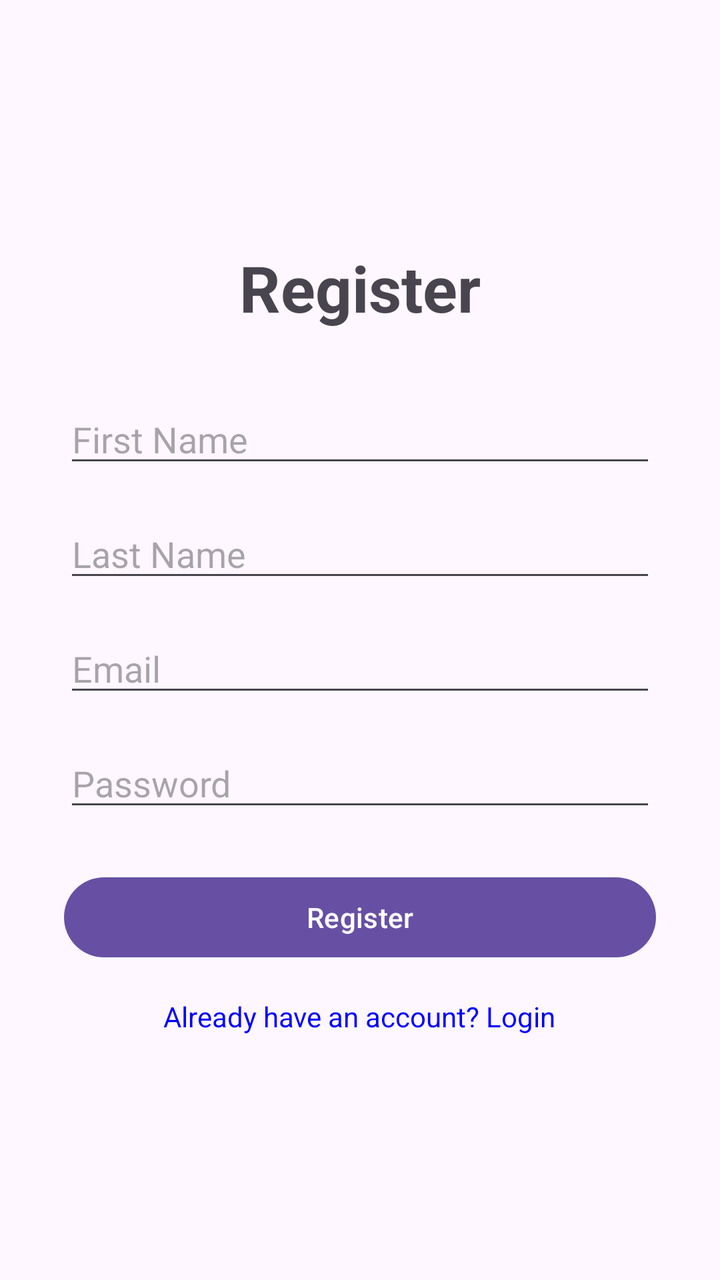
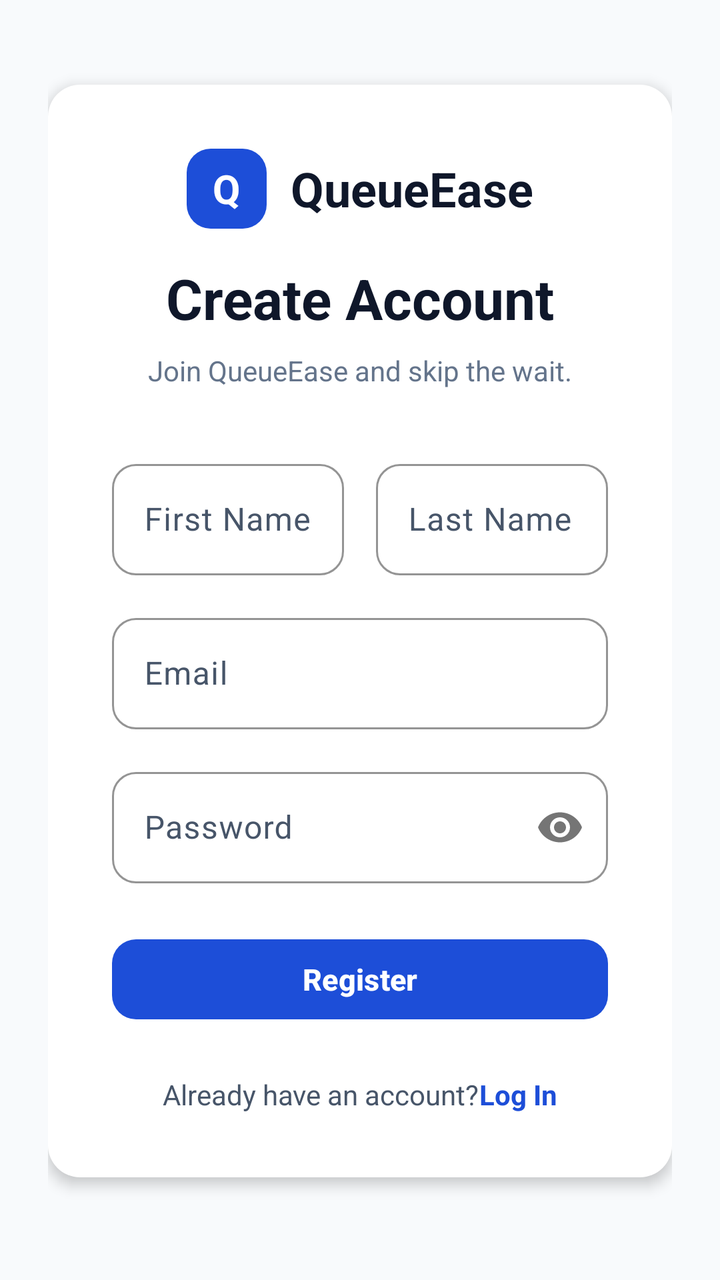

An Android layout rendered at two revisions. The XML below is the earlier revision; the diff shows what the commit changed to produce the second picture.
<!-- AndroidManifest.xml: application theme Theme.QueueEase -->
<!-- res/layout/activity_register.xml -->
<?xml version="1.0" encoding="utf-8"?>
<LinearLayout xmlns:android="http://schemas.android.com/apk/res/android"
    android:layout_width="match_parent"
    android:layout_height="match_parent"
    android:orientation="vertical"
    android:gravity="center"
    android:padding="32dp">

    <TextView
        android:layout_width="wrap_content"
        android:layout_height="wrap_content"
        android:text="Register"
        android:textSize="32sp"
        android:textStyle="bold"
        android:layout_marginBottom="32dp"/>

    <EditText
        android:id="@+id/etFirstName"
        android:layout_width="match_parent"
        android:layout_height="wrap_content"
        android:hint="First Name"
        android:inputType="textPersonName"
        android:layout_marginBottom="16dp"/>

    <EditText
        android:id="@+id/etLastName"
        android:layout_width="match_parent"
        android:layout_height="wrap_content"
        android:hint="Last Name"
        android:inputType="textPersonName"
        android:layout_marginBottom="16dp"/>

    <EditText
        android:id="@+id/etEmail"
        android:layout_width="match_parent"
        android:layout_height="wrap_content"
        android:hint="Email"
        android:inputType="textEmailAddress"
        android:layout_marginBottom="16dp"/>

    <EditText
        android:id="@+id/etPassword"
        android:layout_width="match_parent"
        android:layout_height="wrap_content"
        android:hint="Password"
        android:inputType="textPassword"
        android:layout_marginBottom="24dp"/>

    <Button
        android:id="@+id/btnRegister"
        android:layout_width="match_parent"
        android:layout_height="wrap_content"
        android:text="Register" />

    <TextView
        android:id="@+id/tvLogin"
        android:layout_width="wrap_content"
        android:layout_height="wrap_content"
        android:text="Already have an account? Login"
        android:textColor="#0000FF"
        android:layout_marginTop="16dp"
        android:clickable="true"
        android:focusable="true"/>

</LinearLayout>
<!-- resources referenced by this layout -->
<resources>
  <style name="Base.Theme.QueueEase" parent="Theme.Material3.DayNight.NoActionBar">
          
          
      </style>
  <!-- unchanged entries left out for length: 1 -->
</resources>

<!-- the commit's change to res/layout/activity_register.xml (unified diff, before → after) -->
@@ -1,65 +1,182 @@
 <?xml version="1.0" encoding="utf-8"?>
-<LinearLayout xmlns:android="http://schemas.android.com/apk/res/android"
+<androidx.constraintlayout.widget.ConstraintLayout xmlns:android="http://schemas.android.com/apk/res/android"
+    xmlns:app="http://schemas.android.com/apk/res-auto"
     android:layout_width="match_parent"
     android:layout_height="match_parent"
-    android:orientation="vertical"
-    android:gravity="center"
-    android:padding="32dp">
+    android:background="@color/gray_50"
+    android:padding="24dp">
 
-    <TextView
+    <LinearLayout
+        android:id="@+id/cardContainer"
+        android:layout_width="match_parent"
+        android:layout_height="wrap_content"
+        android:background="@drawable/bg_auth_card"
+        android:orientation="vertical"
+        android:padding="32dp"
+        android:elevation="4dp"
+        app:layout_constraintBottom_toBottomOf="parent"
+        app:layout_constraintEnd_toEndOf="parent"
+        app:layout_constraintStart_toStartOf="parent"
+        app:layout_constraintTop_toTopOf="parent"
+        app:layout_constraintVertical_bias="0.4">
+
+        <LinearLayout
+            android:layout_width="match_parent"
+            android:layout_height="wrap_content"
+            android:gravity="center"
+            android:orientation="horizontal"
+            android:layout_marginBottom="16dp">
+
+            <FrameLayout
+                android:layout_width="40dp"
+                android:layout_height="40dp"
+                android:background="@drawable/bg_button_primary"
+                android:layout_marginEnd="12dp">
+                <TextView
+                    android:layout_width="wrap_content"
+                    android:layout_height="wrap_content"
+                    android:layout_gravity="center"
+                    android:text="Q"
+                    android:textColor="@color/white"
+                    android:textSize="20sp"
+                    android:textStyle="bold" />
+            </FrameLayout>
+
+            <TextView
+                android:layout_width="wrap_content"
+                android:layout_height="wrap_content"
+                android:text="QueueEase"
+                android:textColor="@color/gray_900"
+                android:textSize="24sp"
+                android:textStyle="bold" />
+        </LinearLayout>
+
+        <TextView
+            android:layout_width="match_parent"
+            android:layout_height="wrap_content"
+            android:gravity="center"
+            android:text="@string/create_account"
+            android:textColor="@color/gray_900"
+            android:textSize="28sp"
+            android:textStyle="bold"
+            android:layout_marginBottom="8dp" />
+
+        <TextView
+            android:layout_width="match_parent"
+            android:layout_height="wrap_content"
+            android:gravity="center"
+            android:text="@string/register_subtitle"
+            android:textColor="@color/gray_500"
+            android:textSize="14sp"
+            android:layout_marginBottom="32dp" />
+
+        <LinearLayout
+            android:layout_width="match_parent"
+            android:layout_height="wrap_content"
+            android:orientation="horizontal"
+            android:baselineAligned="false"
+            android:layout_marginBottom="16dp">
+
+            <com.google.android.material.textfield.TextInputLayout
+                style="@style/QueueEase.TextInput"
+                android:layout_width="0dp"
+                android:layout_height="wrap_content"
+                android:layout_weight="1"
+                android:hint="@string/first_name"
+                android:layout_marginEnd="8dp">
+
+                <com.google.android.material.textfield.TextInputEditText
+                    android:id="@+id/etFirstName"
+                    android:layout_width="match_parent"
+                    android:layout_height="wrap_content"
+                    android:inputType="textPersonName" />
+            </com.google.android.material.textfield.TextInputLayout>
+
+            <com.google.android.material.textfield.TextInputLayout
+                style="@style/QueueEase.TextInput"
+                android:layout_width="0dp"
+                android:layout_height="wrap_content"
+                android:layout_weight="1"
+                android:hint="@string/last_name"
+                android:layout_marginStart="8dp">
+
+                <com.google.android.material.textfield.TextInputEditText
+                    android:id="@+id/etLastName"
+                    android:layout_width="match_parent"
+                    android:layout_height="wrap_content"
+                    android:inputType="textPersonName" />
+            </com.google.android.material.textfield.TextInputLayout>
+        </LinearLayout>
+
+        <com.google.android.material.textfield.TextInputLayout
+            style="@style/QueueEase.TextInput"
+            android:layout_width="match_parent"
+            android:layout_height="wrap_content"
+            android:hint="@string/email"
+            android:layout_marginBottom="16dp">
+
+            <com.google.android.material.textfield.TextInputEditText
+                android:id="@+id/etEmail"
+                android:layout_width="match_parent"
+                android:layout_height="wrap_content"
+                android:inputType="textEmailAddress" />
+        </com.google.android.material.textfield.TextInputLayout>
+
+        <com.google.android.material.textfield.TextInputLayout
+            style="@style/QueueEase.TextInput"
+            android:layout_width="match_parent"
+            android:layout_height="wrap_content"
+            android:hint="@string/password"
+            app:passwordToggleEnabled="true"
+            android:layout_marginBottom="24dp">
+
+            <com.google.android.material.textfield.TextInputEditText
+                android:id="@+id/etPassword"
+                android:layout_width="match_parent"
+                android:layout_height="wrap_content"
+                android:inputType="textPassword" />
+        </com.google.android.material.textfield.TextInputLayout>
+
+        <Button
+            android:id="@+id/btnRegister"
+            style="@style/QueueEase.Button.Primary"
+            android:layout_width="match_parent"
+            android:layout_height="wrap_content"
+            android:text="@string/register" />
+
+        <LinearLayout
+            android:layout_width="match_parent"
+            android:layout_height="wrap_content"
+            android:gravity="center"
+            android:orientation="horizontal"
+            android:layout_marginTop="24dp">
+
+            <TextView
+                android:layout_width="wrap_content"
+                android:layout_height="wrap_content"
+                android:text="@string/have_account"
+                android:textColor="@color/gray_600" />
+
+            <TextView
+                android:id="@+id/tvLogin"
+                android:layout_width="wrap_content"
+                android:layout_height="wrap_content"
+                android:text="@string/log_in"
+                android:textColor="@color/blue_600"
+                android:textStyle="bold"
+                android:clickable="true"
+                android:focusable="true" />
+        </LinearLayout>
+    </LinearLayout>
+
+    <ProgressBar
+        android:id="@+id/progressBar"
         android:layout_width="wrap_content"
         android:layout_height="wrap_content"
-        android:text="Register"
-        android:textSize="32sp"
-        android:textStyle="bold"
-        android:layout_marginBottom="32dp"/>
+        android:visibility="gone"
+        app:layout_constraintBottom_toBottomOf="parent"
+        app:layout_constraintEnd_toEndOf="parent"
+        app:layout_constraintStart_toStartOf="parent"
+        app:layout_constraintTop_toTopOf="parent" />
 
-    <EditText
-        android:id="@+id/etFirstName"
-        android:layout_width="match_parent"
-        android:layout_height="wrap_content"
-        android:hint="First Name"
-        android:inputType="textPersonName"
-        android:layout_marginBottom="16dp"/>
-
-    <EditText
-        android:id="@+id/etLastName"
-        android:layout_width="match_parent"
-        android:layout_height="wrap_content"
-        android:hint="Last Name"
-        android:inputType="textPersonName"
-        android:layout_marginBottom="16dp"/>
-
-    <EditText
-        android:id="@+id/etEmail"
-        android:layout_width="match_parent"
-        android:layout_height="wrap_content"
-        android:hint="Email"
-        android:inputType="textEmailAddress"
-        android:layout_marginBottom="16dp"/>
-
-    <EditText
-        android:id="@+id/etPassword"
-        android:layout_width="match_parent"
-        android:layout_height="wrap_content"
-        android:hint="Password"
-        android:inputType="textPassword"
-        android:layout_marginBottom="24dp"/>
-
-    <Button
-        android:id="@+id/btnRegister"
-        android:layout_width="match_parent"
-        android:layout_height="wrap_content"
-        android:text="Register" />
-
-    <TextView
-        android:id="@+id/tvLogin"
-        android:layout_width="wrap_content"
-        android:layout_height="wrap_content"
-        android:text="Already have an account? Login"
-        android:textColor="#0000FF"
-        android:layout_marginTop="16dp"
-        android:clickable="true"
-        android:focusable="true"/>
-
-</LinearLayout>
+</androidx.constraintlayout.widget.ConstraintLayout>
<!-- resource entries referenced after the edit -->
@@ -1,8 +1,128 @@
 <!-- resources referenced by this layout -->
 <resources>
-  <style name="Base.Theme.QueueEase" parent="Theme.Material3.DayNight.NoActionBar">
+  <color name="blue_600">#1D4ED8</color>
+  <color name="gray_50">#F8FAFC</color>
+  <color name="gray_500">#64748B</color>
+  <color name="gray_600">#475569</color>
+  <color name="gray_900">#0F172A</color>
+  <color name="white">#FFFFFFFF</color>
+  <!-- drawable bg_auth_card (drawable) -->
+  <?xml version="1.0" encoding="utf-8"?>
+  <shape xmlns:android="http://schemas.android.com/apk/res/android"
+      android:shape="rectangle">
+      <solid android:color="#FFFFFF" />
+      <corners android:radius="16dp" />
+  </shape>
+  <!-- drawable bg_button_primary (drawable) -->
+  <?xml version="1.0" encoding="utf-8"?>
+  <ripple xmlns:android="http://schemas.android.com/apk/res/android"
+      android:color="#1E40AF">
+      <item>
+          <shape android:shape="rectangle">
+              <solid android:color="#1D4ED8" />
+              <corners android:radius="12dp" />
+          </shape>
+      </item>
+  </ripple>
+  <string name="create_account">Create Account</string>
+  <string name="email">Email</string>
+  <string name="first_name">First Name</string>
+  <string name="have_account">Already have an account? </string>
+  <string name="last_name">Last Name</string>
+  <string name="log_in">Log In</string>
+  <string name="password">Password</string>
+  <string name="register">Register</string>
+  <string name="register_subtitle">Join QueueEase and skip the wait.</string>
+  <style name="QueueEase.Button.Primary" parent="QueueEase.Button">
+          <item name="backgroundTint">@color/blue_600</item>
+          <item name="android:textColor">@color/white</item>
+      </style>
+  <style name="QueueEase.TextInput" parent="Widget.Material3.TextInputLayout.OutlinedBox">
+          <item name="boxStrokeColor">@color/gray_300</item>
+          <item name="boxStrokeWidth">1dp</item>
+          <item name="boxStrokeWidthFocused">2dp</item>
+          <item name="boxBackgroundColor">@color/white</item>
+          <item name="boxCornerRadiusTopStart">@dimen/radius_md</item>
+          <item name="boxCornerRadiusTopEnd">@dimen/radius_md</item>
+          <item name="boxCornerRadiusBottomStart">@dimen/radius_md</item>
+          <item name="boxCornerRadiusBottomEnd">@dimen/radius_md</item>
+          <item name="hintTextColor">@color/blue_600</item>
+      </style>
+  <style name="QueueEase.Button" parent="Widget.Material3.Button">
+          <item name="android:layout_height">@dimen/button_height</item>
+          <item name="android:textAllCaps">false</item>
+          <item name="android:textSize">@dimen/text_base</item>
+          <item name="android:textStyle">bold</item>
+          <item name="cornerRadius">@dimen/radius_md</item>
+      </style>
+  <color name="gray_300">#CBD5E1</color>
+  <dimen name="radius_md">12dp</dimen>
+  <style name="Base.Theme.QueueEase" parent="Theme.Material3.Light.NoActionBar">
           
+          <item name="colorPrimary">@color/blue_600</item>
+          <item name="colorOnPrimary">@color/white</item>
+          <item name="colorPrimaryContainer">@color/blue_100</item>
+          <item name="colorOnPrimaryContainer">@color/blue_700</item>
+  
           
+          <item name="colorSecondary">@color/green_600</item>
+          <item name="colorOnSecondary">@color/white</item>
+          <item name="colorSecondaryContainer">@color/green_50</item>
+          <item name="colorOnSecondaryContainer">@color/green_600</item>
+  
+          
+          <item name="colorTertiary">@color/purple_500</item>
+          <item name="colorOnTertiary">@color/white</item>
+  
+          
+          <item name="colorError">@color/red_500</item>
+          <item name="colorOnError">@color/white</item>
+          <item name="colorErrorContainer">@color/red_50</item>
+  
+          
+          <item name="colorSurface">@color/white</item>
+          <item name="colorOnSurface">@color/gray_800</item>
+          <item name="colorSurfaceVariant">@color/gray_50</item>
+          <item name="colorOnSurfaceVariant">@color/gray_600</item>
+          <item name="colorOutline">@color/gray_300</item>
+          <item name="colorOutlineVariant">@color/border_subtle</item>
+  
+          
+          <item name="android:colorBackground">@color/gray_50</item>
+          <item name="colorOnBackground">@color/gray_800</item>
+  
+          
+          <item name="android:statusBarColor">@color/white</item>
+          <item name="android:windowLightStatusBar" tools:targetApi="23">true</item>
+  
+          
+          <item name="android:navigationBarColor">@color/white</item>
+          <item name="android:windowLightNavigationBar" tools:targetApi="27">true</item>
+  
+          
+          <item name="shapeAppearanceSmallComponent">@style/QueueEase.ShapeSmall</item>
+          <item name="shapeAppearanceMediumComponent">@style/QueueEase.ShapeMedium</item>
+          <item name="shapeAppearanceLargeComponent">@style/QueueEase.ShapeLarge</item>
+      </style>
+  <dimen name="button_height">48dp</dimen>
+  <dimen name="text_base">15sp</dimen>
+  <color name="blue_100">#DBEAFE</color>
+  <color name="blue_700">#1E40AF</color>
+  <color name="green_600">#047857</color>
+  <color name="green_50">#ECFDF5</color>
+  <color name="purple_500">#7C3AED</color>
+  <color name="red_500">#DC2626</color>
+  <color name="red_50">#FEF2F2</color>
+  <color name="gray_800">#1E293B</color>
+  <color name="border_subtle">#E5E7EB</color>
+  <style name="QueueEase.ShapeSmall" parent="ShapeAppearance.Material3.SmallComponent">
+          <item name="cornerSize">8dp</item>
+      </style>
+  <style name="QueueEase.ShapeMedium" parent="ShapeAppearance.Material3.MediumComponent">
+          <item name="cornerSize">12dp</item>
+      </style>
+  <style name="QueueEase.ShapeLarge" parent="ShapeAppearance.Material3.LargeComponent">
+          <item name="cornerSize">16dp</item>
       </style>
   <!-- unchanged entries left out for length: 1 -->
 </resources>
